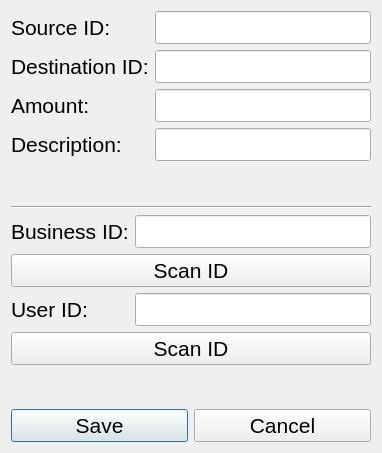
The window that src/windows/ui/ChargebackTransactionDialog.ui (1icolo/AUPay) describes before a commit, drawn with Qt 5.
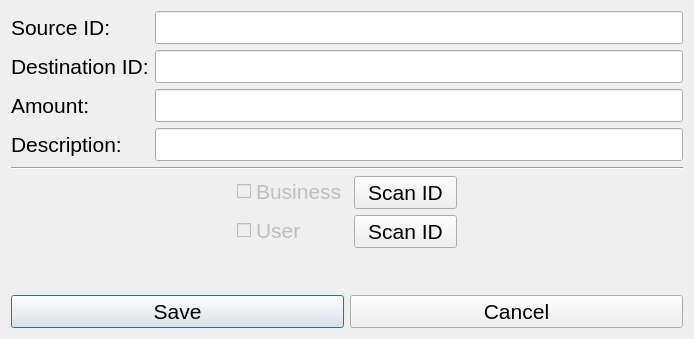
The same window after the commit.

Commit message: added rfid verification to chargeback in business

```diff
--- a/src/windows/ui/ChargebackTransactionDialog.ui
+++ b/src/windows/ui/ChargebackTransactionDialog.ui
@@ -6,52 +6,22 @@
    <rect>
     <x>0</x>
     <y>0</y>
-    <width>382</width>
-    <height>453</height>
+    <width>694</width>
+    <height>339</height>
    </rect>
   </property>
   <property name="windowTitle">
    <string>Add Transaction</string>
   </property>
   <layout class="QGridLayout" name="gridLayout">
-   <item row="3" column="1">
-    <layout class="QHBoxLayout" name="horizontalLayout_2">
-     <item>
-      <widget class="QPushButton" name="buttonSave_addTransaction">
-       <property name="font">
-        <font>
-         <family>Segoe UI</family>
-         <pointsize>16</pointsize>
-        </font>
-       </property>
-       <property name="text">
-        <string>Save</string>
-       </property>
-      </widget>
-     </item>
-     <item>
-      <widget class="QPushButton" name="buttonCancel_addTransaction">
-       <property name="font">
-        <font>
-         <family>Segoe UI</family>
-         <pointsize>16</pointsize>
-        </font>
-       </property>
-       <property name="text">
-        <string>Cancel</string>
-       </property>
-      </widget>
-     </item>
-    </layout>
-   </item>
-   <item row="1" column="1">
+   <item row="1" column="1" colspan="3">
     <widget class="Line" name="line">
      <property name="orientation">
       <enum>Qt::Horizontal</enum>
      </property>
     </widget>
    </item>
-   <item row="0" column="1">
+   <item row="0" column="1" colspan="3">
     <layout class="QFormLayout" name="formLayout">
      <item row="0" column="0">
       <widget class="QLabel" name="sourceIDLabel">
@@ -159,10 +129,43 @@
      </item>
     </layout>
    </item>
-   <item row="2" column="1">
+   <item row="5" column="1" colspan="3">
+    <layout class="QHBoxLayout" name="horizontalLayout_2">
+     <item>
+      <widget class="QPushButton" name="buttonSave_addTransaction">
+       <property name="font">
+        <font>
+         <family>Segoe UI</family>
+         <pointsize>16</pointsize>
+        </font>
+       </property>
+       <property name="text">
+        <string>Save</string>
+       </property>
+      </widget>
+     </item>
+     <item>
+      <widget class="QPushButton" name="buttonCancel_addTransaction">
+       <property name="font">
+        <font>
+         <family>Segoe UI</family>
+         <pointsize>16</pointsize>
+        </font>
+       </property>
+       <property name="text">
+        <string>Cancel</string>
+       </property>
+      </widget>
+     </item>
+    </layout>
+   </item>
+   <item row="3" column="2">
     <layout class="QFormLayout" name="formLayout_2">
      <item row="0" column="0">
-      <widget class="QLabel" name="businessIDLabel">
+      <widget class="QCheckBox" name="checkBoxBusiness">
+       <property name="enabled">
+        <bool>false</bool>
+       </property>
        <property name="font">
         <font>
          <family>Segoe UI</family>
@@ -170,64 +173,62 @@
         </font>
        </property>
        <property name="text">
-        <string>Business ID:</string>
+        <string>Business</string>
+       </property>
+       <property name="checkable">
+        <bool>true</bool>
+       </property>
+       <property name="checked">
+        <bool>false</bool>
+       </property>
+       <property name="tristate">
+        <bool>false</bool>
        </property>
       </widget>
      </item>
      <item row="0" column="1">
-      <widget class="QLineEdit" name="businessIDLineEdit">
-       <property name="font">
-        <font>
-         <family>Segoe UI</family>
-         <pointsize>16</pointsize>
-        </font>
-       </property>
-       <property name="readOnly">
-        <bool>true</bool>
-       </property>
-      </widget>
-     </item>
-     <item row="2" column="0">
-      <widget class="QLabel" name="userIDLabel">
-       <property name="font">
-        <font>
-         <family>Segoe UI</family>
-         <pointsize>16</pointsize>
-        </font>
-       </property>
-       <property name="text">
-        <string>User ID:</string>
-       </property>
-      </widget>
-     </item>
-     <item row="2" column="1">
-      <widget class="QLineEdit" name="userIDLineEdit">
-       <property name="font">
-        <font>
-         <family>Segoe UI</family>
-         <pointsize>16</pointsize>
-        </font>
-       </property>
-       <property name="readOnly">
-        <bool>true</bool>
-       </property>
-      </widget>
-     </item>
-     <item row="3" column="0" colspan="2">
-      <widget class="QPushButton" name="buttonScanUser">
-       <property name="font">
-        <font>
-         <family>Segoe UI</family>
-         <pointsize>16</pointsize>
-        </font>
-       </property>
-       <property name="text">
-        <string>Scan ID</string>
-       </property>
-      </widget>
-     </item>
-     <item row="1" column="0" colspan="2">
       <widget class="QPushButton" name="buttonScanBusiness">
+       <property name="font">
+        <font>
+         <family>Segoe UI</family>
+         <pointsize>16</pointsize>
+        </font>
+       </property>
+       <property name="text">
+        <string>Scan ID</string>
+       </property>
+       <property name="checkable">
+        <bool>false</bool>
+       </property>
+      </widget>
+     </item>
+     <item row="1" column="0">
+      <widget class="QCheckBox" name="checkBoxUser">
+       <property name="enabled">
+        <bool>false</bool>
+       </property>
+       <property name="font">
+        <font>
+         <family>Segoe UI</family>
+         <pointsize>16</pointsize>
+        </font>
+       </property>
+       <property name="text">
+        <string>User</string>
+       </property>
+       <property name="checkable">
+        <bool>true</bool>
+       </property>
+       <property name="checked">
+        <bool>false</bool>
+       </property>
+       <property name="tristate">
+        <bool>false</bool>
+       </property>
+      </widget>
+     </item>
+     <item row="1" column="1">
+      <widget class="QPushButton" name="buttonScanUser">
        <property name="font">
         <font>
          <family>Segoe UI</family>
```
The commit also changes 2 other files.
